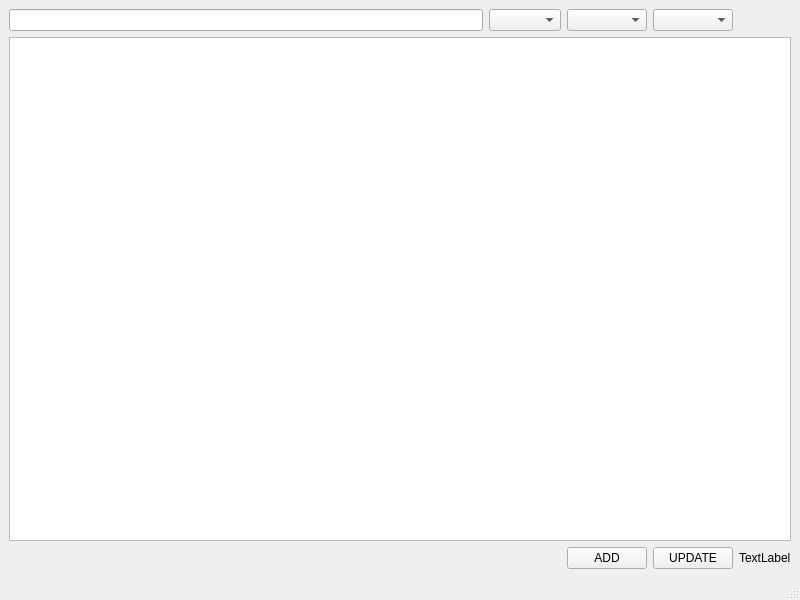
This is essai_find.ui in heliomaster/essai_find as Qt 5 draws it before an edit. The edited form follows.
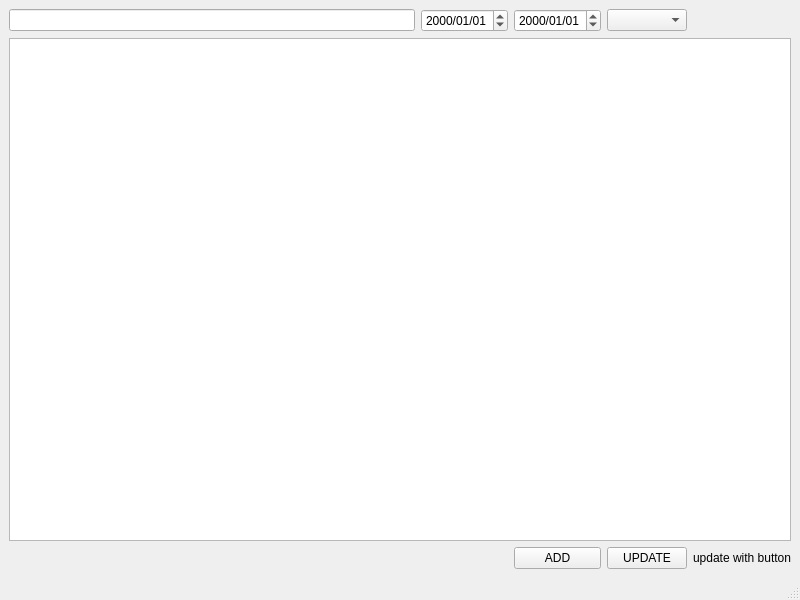
This is the edited form.

Commit message: DATE FILTER WORKING PB WITH ADD ROW NOT WORKING

```diff
--- a/essai_find.ui
+++ b/essai_find.ui
@@ -15,9 +15,6 @@
   </property>
   <widget class="QWidget" name="centralwidget">
    <layout class="QGridLayout" name="gridLayout">
-    <item row="0" column="1">
-     <widget class="QComboBox" name="comboBox_date_1"/>
-    </item>
     <item row="2" column="2">
      <widget class="QPushButton" name="pushButton">
       <property name="text">
@@ -25,23 +22,6 @@
       </property>
      </widget>
     </item>
-    <item row="0" column="2">
-     <widget class="QComboBox" name="comboBox_date_2"/>
-    </item>
-    <item row="1" column="0" colspan="5">
-     <widget class="QTableView" name="tableView"/>
-    </item>
-    <item row="2" column="4">
-     <widget class="QLabel" name="label">
-      <property name="styleSheet">
-       <string notr="true">border-color: rgb(179, 179, 179);
-border-top-color: rgb(252, 2, 128);</string>
-      </property>
-      <property name="text">
-       <string>TextLabel</string>
-      </property>
-     </widget>
-    </item>
     <item row="0" column="3">
      <widget class="QComboBox" name="comboBox_Aircraft"/>
     </item>
@@ -61,6 +41,37 @@
     <item row="0" column="0">
      <widget class="QLineEdit" name="lineEdit_search"/>
     </item>
+    <item row="2" column="4">
+     <widget class="QLabel" name="label">
+      <property name="toolTip">
+       <string>update me</string>
+      </property>
+      <property name="styleSheet">
+       <string notr="true">border-color: rgb(179, 179, 179);
+border-top-color: rgb(252, 2, 128);</string>
+      </property>
+      <property name="text">
+       <string>update with button</string>
+      </property>
+     </widget>
+    </item>
+    <item row="1" column="0" colspan="5">
+     <widget class="QTableView" name="tableView"/>
+    </item>
+    <item row="0" column="1">
+     <widget class="QDateEdit" name="dateEdit">
+      <property name="displayFormat">
+       <string>yyyy/MM/dd</string>
+      </property>
+     </widget>
+    </item>
+    <item row="0" column="2">
+     <widget class="QDateEdit" name="dateEdit_2">
+      <property name="displayFormat">
+       <string>yyyy/MM/dd</string>
+      </property>
+     </widget>
+    </item>
    </layout>
   </widget>
   <widget class="QMenuBar" name="menubar">
```
Left out of the diff: 2 changed lines with no effect on the pictures. The commit also changes 3 other files.
